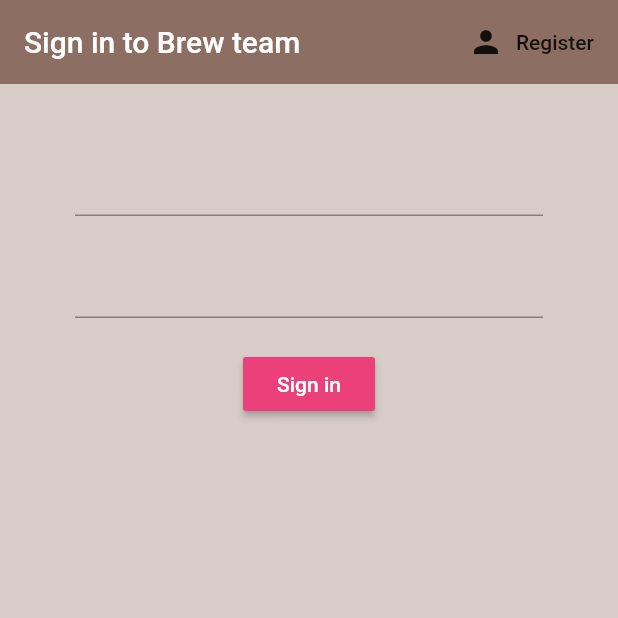
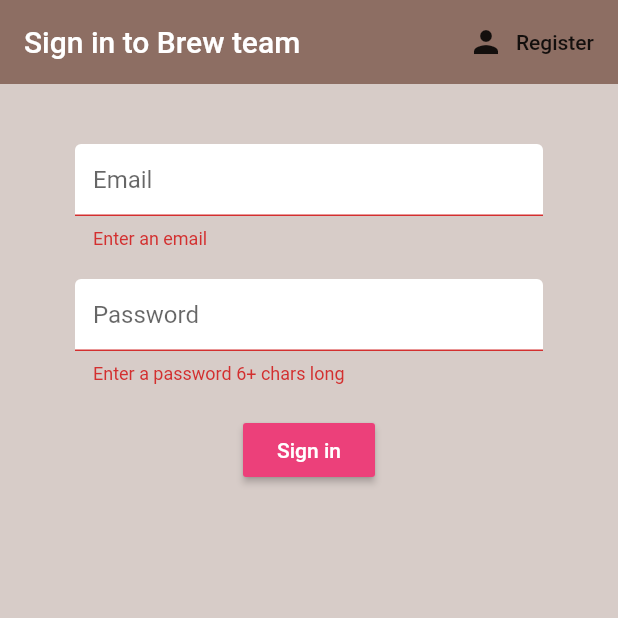
Before and after one commit to philipokumu/coffee_ordering_app, a Flutter app: the screen it shows after launch, after a tap on "Sign in", on a phone screen of 412 x 824 dp, the top half of it. Run offline on Flutter 3.47's test engine with Material 2 defaults, Android fonts, the phone set to English and light mode, and no system bars; our stand-ins replace firebase_auth; accounts and stored records are empty.

Commit message:
Added sign in page logic and layout enhancements

```diff
--- a/lib/screens/authenticate/register.dart
+++ b/lib/screens/authenticate/register.dart
@@ -1,5 +1,6 @@
 import 'package:flutter/material.dart';
 import 'package:brew_team/services/auth.dart';
+import 'package:brew_team/shared/constants.dart';
 
 class Register extends StatefulWidget {
   // We declare the toggleView function
@@ -52,9 +53,10 @@ class _RegisterState extends State<Register> {
             children: <Widget>[
               SizedBox(height: 20.0),
               // For email input
-              // Validator property to validate the text field
-              // when we click submit
               TextFormField(
+                decoration: textInputDecoration.copyWith(hintText: 'Email'),
+                // Validator property to validate the text field
+                // when we click submit
                 validator: (val) => val.isEmpty ? 'Enter an email' : null,
                 onChanged: (val) {
                   setState(() => email = val);
@@ -63,6 +65,7 @@ class _RegisterState extends State<Register> {
               SizedBox(height: 20.0),
               // For password input
               TextFormField(
+                decoration: textInputDecoration.copyWith(hintText: 'Password'),
                 // Validator property to validate the text field
                 // when we click submit
                 validator: (val) =>
--- a/lib/screens/authenticate/sign_in.dart
+++ b/lib/screens/authenticate/sign_in.dart
@@ -1,5 +1,6 @@
 import 'package:brew_team/services/auth.dart';
 import 'package:flutter/material.dart';
+import 'package:brew_team/shared/constants.dart';
 
 /* This class handles user signin.
 *It is called by authenticate.dart*/
@@ -16,7 +17,13 @@ class SignIn extends StatefulWidget {
 }
 
 class _SignInState extends State<SignIn> {
+  //_auth is called from auth.dart
   final AuthService _auth = AuthService();
+
+  // A key to identify our form and it is associated to the global Formstate key
+  final GlobalKey<FormState> _formKey = GlobalKey<FormState>();
+  // Declare error variable
+  String error = '';
 
   // Declare states for the email and password fields for holding the data
   String email = '';
@@ -45,11 +52,17 @@ class _SignInState extends State<SignIn> {
         padding: EdgeInsets.symmetric(horizontal: 50.0, vertical: 20.0),
         // Form for signing in
         child: Form(
+          // Keeps track the state of our form and help validate it
+          key: _formKey,
           child: Column(
             children: <Widget>[
               SizedBox(height: 20.0),
               // For email input
               TextFormField(
+                decoration: textInputDecoration.copyWith(hintText: 'Email'),
+                // Validator property to validate the text field
+                // when we click submit
+                validator: (val) => val.isEmpty ? 'Enter an email' : null,
                 onChanged: (val) {
                   setState(() => email = val);
                 },
@@ -57,8 +70,14 @@ class _SignInState extends State<SignIn> {
               SizedBox(height: 20.0),
               // For password input
               TextFormField(
+                decoration: textInputDecoration.copyWith(hintText: 'Password'),
+                // Validator property to validate the text field
+                // when we click submit
+                validator: (val) =>
+                    val.length < 6 ? 'Enter a password 6+ chars long' : null,
                 obscureText: true,
                 onChanged: (val) {
+                  //Set the value to be the entered detail
                   setState(() => password = val);
                 },
               ),
@@ -70,9 +89,28 @@ class _SignInState extends State<SignIn> {
                   style: TextStyle(color: Colors.white),
                 ),
                 onPressed: () async {
-                  print(email);
-                  print(password);
+                  // Validates our form based on current form based at the
+                  // point we click the button
+                  if (_formKey.currentState.validate()) {
+                    // we use dynamic since the info we await to be returned
+                    // can be null or a user
+
+                    dynamic result =
+                        _auth.signInWithEmailAndPassword(email, password);
+
+                    if (result == null) {
+                      setState(() =>
+                          error = 'Could not sign in with those credentials');
+                      // Else if successfull, the stream that is listening for changes
+                      // in the wrapper will redirect us to the home page
+                    }
+                  }
                 },
+              ),
+              SizedBox(height: 12.0),
+              Text(
+                error,
+                style: TextStyle(color: Colors.red, fontSize: 14.0),
               )
             ],
           ),
--- a/lib/services/auth.dart
+++ b/lib/services/auth.dart
@@ -34,6 +34,21 @@ class AuthService {
   }
 
   // Sign in with email and password
+  Future signInWithEmailAndPassword(String email, String password) async {
+    try {
+      AuthResult result = await _auth.signInWithEmailAndPassword(
+          email: email, password: password);
+
+      // The promise return a firebase user with info we dont need
+      FirebaseUser user = result.user;
+
+      // We thus take the firebase user and creat a user model with only the info we need
+      return _userFromFirebaseUser(user);
+    } catch (e) {
+      print(e.toString());
+      return null;
+    }
+  }
 
   // Register in with email and password
   Future registerWithEmailAndPassword(String email, String password) async {
--- /dev/null
+++ b/lib/shared/constants.dart
@@ -0,0 +1,11 @@
+import 'package:flutter/material.dart';
+
+// This file resembles traits or mixins
+const textInputDecoration = InputDecoration(
+  fillColor: Colors.white,
+  filled: true,
+  enabledBorder: OutlineInputBorder(
+      borderSide: BorderSide(color: Colors.white, width: 2.0)),
+  focusedBorder: OutlineInputBorder(
+      borderSide: BorderSide(color: Colors.pink, width: 2.0)),
+);
```
